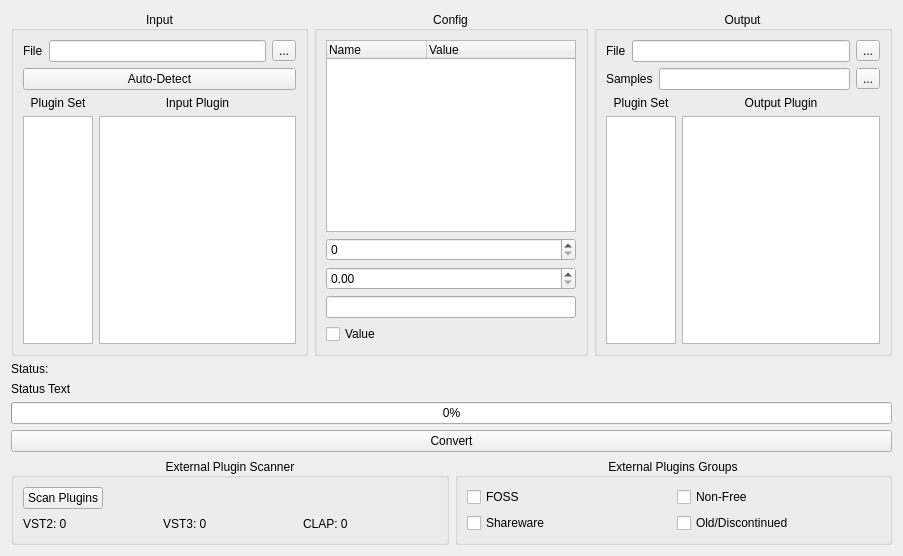
This is objects_ui/ui_pyqt.ui in SatyrDiamond/DawVert as Qt 5 draws it before an edit. The edited form follows.
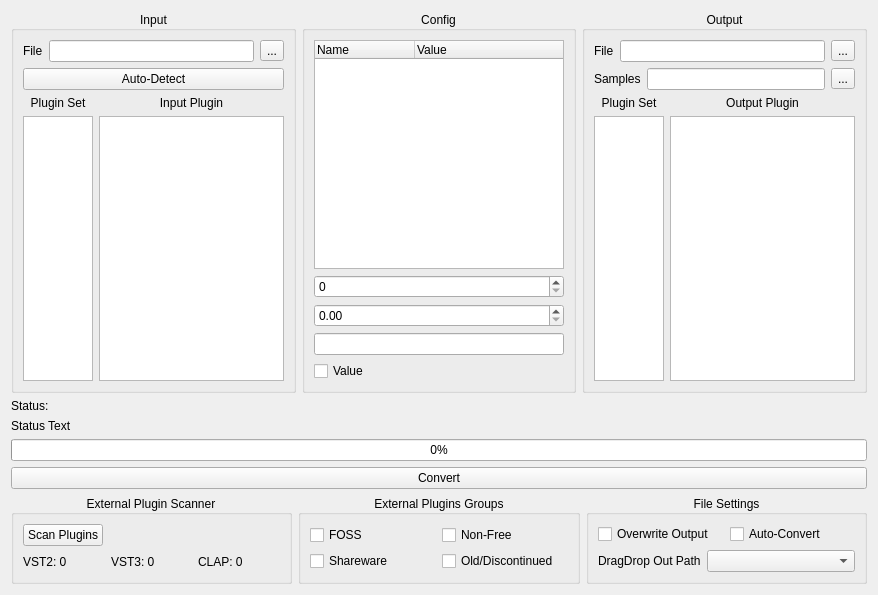
This is the edited form.

Commit message: proj search path + ui update

What changed in the file:
```diff
--- a/objects_ui/ui_pyqt.ui
+++ b/objects_ui/ui_pyqt.ui
@@ -6,8 +6,8 @@
    <rect>
     <x>0</x>
     <y>0</y>
-    <width>903</width>
-    <height>551</height>
+    <width>878</width>
+    <height>595</height>
    </rect>
   </property>
   <property name="windowTitle">
@@ -496,6 +496,63 @@
            </layout>
           </widget>
          </item>
+         <item>
+          <widget class="QGroupBox" name="groupBox">
+           <property name="title">
+            <string>File Settings</string>
+           </property>
+           <property name="alignment">
+            <set>Qt::AlignCenter</set>
+           </property>
+           <layout class="QVBoxLayout" name="verticalLayout_6">
+            <item>
+             <layout class="QHBoxLayout" name="horizontalLayout_3">
+              <item>
+               <widget class="QCheckBox" name="OverwriteOut">
+                <property name="text">
+                 <string>Overwrite Output</string>
+                </property>
+               </widget>
+              </item>
+              <item>
+               <widget class="QCheckBox" name="AutoConvert">
+                <property name="text">
+                 <string>Auto-Convert</string>
+                </property>
+               </widget>
+              </item>
+             </layout>
+            </item>
+            <item>
+             <layout class="QHBoxLayout" name="horizontalLayout_4">
+              <item>
+               <widget class="QLabel" name="label">
+                <property name="sizePolicy">
+                 <sizepolicy hsizetype="Maximum" vsizetype="Preferred">
+                  <horstretch>0</horstretch>
+                  <verstretch>0</verstretch>
+                 </sizepolicy>
+                </property>
+                <property name="text">
+                 <string>DragDrop Out Path</string>
+                </property>
+               </widget>
+              </item>
+              <item>
+               <widget class="QComboBox" name="DndOutPathSelection">
+                <property name="sizePolicy">
+                 <sizepolicy hsizetype="Minimum" vsizetype="Fixed">
+                  <horstretch>0</horstretch>
+                  <verstretch>0</verstretch>
+                 </sizepolicy>
+                </property>
+               </widget>
+              </item>
+             </layout>
+            </item>
+           </layout>
+          </widget>
+         </item>
         </layout>
        </item>
       </layout>
```
Left out of the diff: 2 changed lines with no effect on the pictures. The commit also changes 16 other files.
